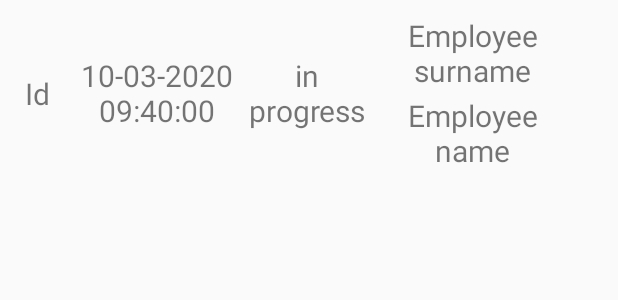
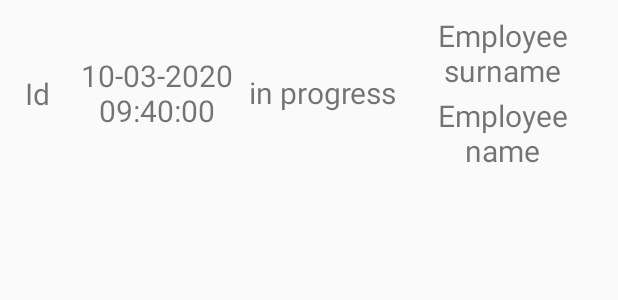
Before and after one commit to asawc/modified-probelalkhan-Android-Tutorial-show_releases-master-master-master, an Android app: the layout content_release.xml on its own in the app's theme, with its tools: preview values and no code run, on a phone screen of 412 x 824 dp. Shown: the top 300 px of the screen. Run offline under Robolectric (Android 15) with nearby library versions, the phone set to English and light mode, and no system bars.

Commit message:
Status is showed in String.

```diff
--- a/app/src/main/res/layout/content_release.xml
+++ b/app/src/main/res/layout/content_release.xml
@@ -47,7 +47,7 @@
 
     <TextView
         android:id="@+id/release_status"
-        android:layout_width="90dp"
+        android:layout_width="110dp"
         android:layout_height="124dp"
         android:layout_toEndOf="@id/date_creation_2"
         android:gravity="center_horizontal|center_vertical"
```
